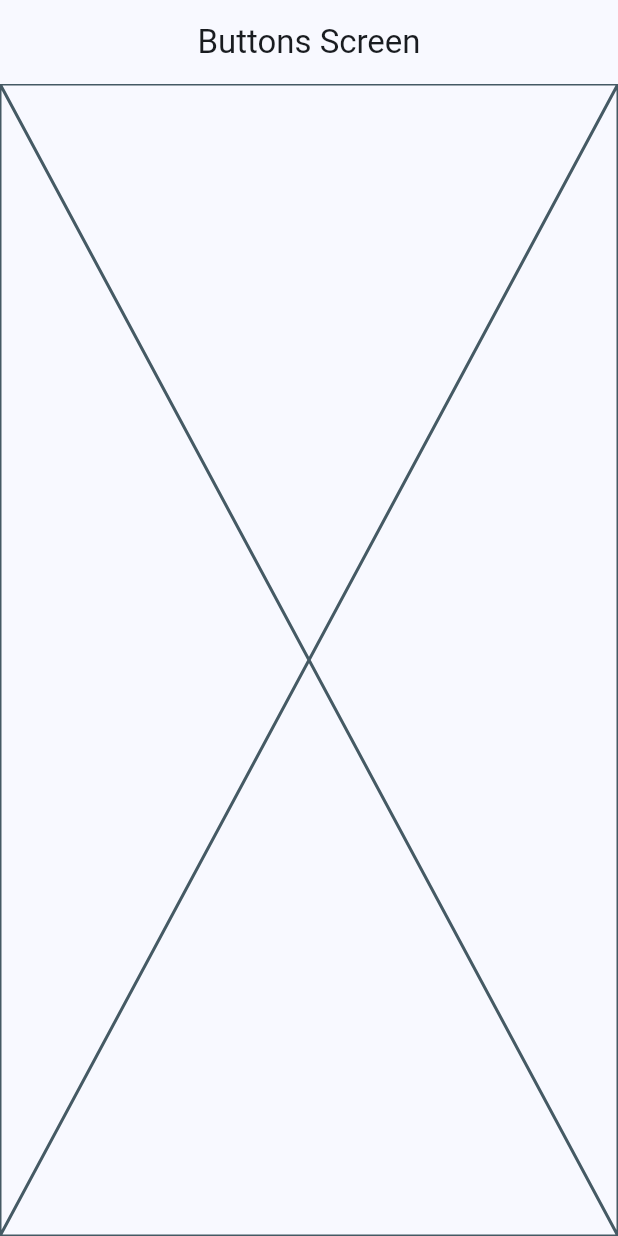
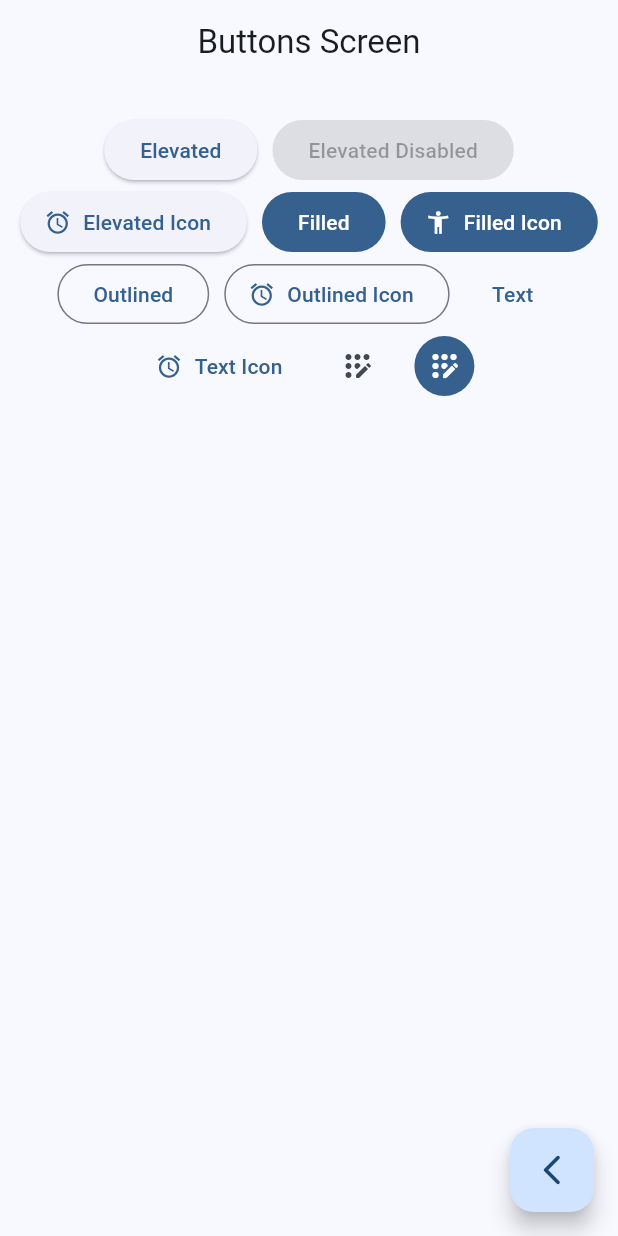
Before and after one commit to RicardoBastardoGH/flutter-widget-app, a Flutter app: the ButtonsScreen screen opened by its route, on a phone screen of 412 x 824 dp. Run offline on Flutter 3.47's test engine with Material 3 defaults, Android fonts, the phone set to English and light mode, and no system bars; our stand-ins replace go_router.

```diff
--- a/lib/presentation/screen/buttons/buttons_screen.dart
+++ b/lib/presentation/screen/buttons/buttons_screen.dart
@@ -1,4 +1,5 @@
 import 'package:flutter/material.dart';
+import 'package:go_router/go_router.dart';
 
 class ButtonsScreen extends StatelessWidget {
 
@@ -12,9 +13,55 @@ class ButtonsScreen extends StatelessWidget {
       appBar: AppBar(
         title: const Text('Buttons Screen'),
       ),
-      body: const Center(
-        child: Placeholder()
+      body: _ButtonsView(),
+      floatingActionButton: FloatingActionButton(
+        child: const Icon(Icons.arrow_back_ios_new_rounded),
+        onPressed: () => context.pop(),
       ),
     );
   }
 }
+
+class _ButtonsView extends StatelessWidget {
+
+
+  const _ButtonsView();
+
+  @override
+  Widget build(BuildContext context) {
+    final colors = Theme.of(context).colorScheme;
+    return SizedBox(
+      width: double.infinity,
+      child: Padding(
+        padding: const EdgeInsets.symmetric(horizontal: 10, vertical: 20),
+        child: Wrap(
+          alignment: WrapAlignment.center,
+          spacing: 10,
+          children: [
+            ElevatedButton( onPressed: () {},  child: const Text('Elevated') ),
+            ElevatedButton( onPressed: null,  child: const Text('Elevated Disabled') ),
+            ElevatedButton.icon( onPressed: () {}, icon: const Icon(Icons.access_alarm_outlined), label: const Text('Elevated Icon') ),
+            FilledButton(onPressed: (){}, child: const Text('Filled')),
+            FilledButton.icon(onPressed: (){}, label: const Text('Filled Icon'), icon: const Icon(Icons.accessibility_new)),
+            OutlinedButton(onPressed: (){}, child: const Text('Outlined')),
+            OutlinedButton.icon(onPressed: (){}, label: const Text('Outlined Icon'), icon: const Icon(Icons.access_alarm_outlined)),
+            TextButton(onPressed: (){}, child: const Text('Text')),
+            TextButton.icon(onPressed: (){}, label: const Text('Text Icon'), icon: const Icon(Icons.access_alarm_outlined)),
+
+
+            IconButton(onPressed: (){}, icon: const Icon(Icons.app_registration_rounded)),
+            IconButton(
+              onPressed: (){},
+              icon: const Icon(Icons.app_registration_rounded),
+              style: ButtonStyle(
+                backgroundColor: WidgetStatePropertyAll(colors.primary),
+                foregroundColor: WidgetStatePropertyAll(Colors.white),
+              ),
+            ),
+
+          ],
+        ),
+      ),
+    );
+  }
+}
```
